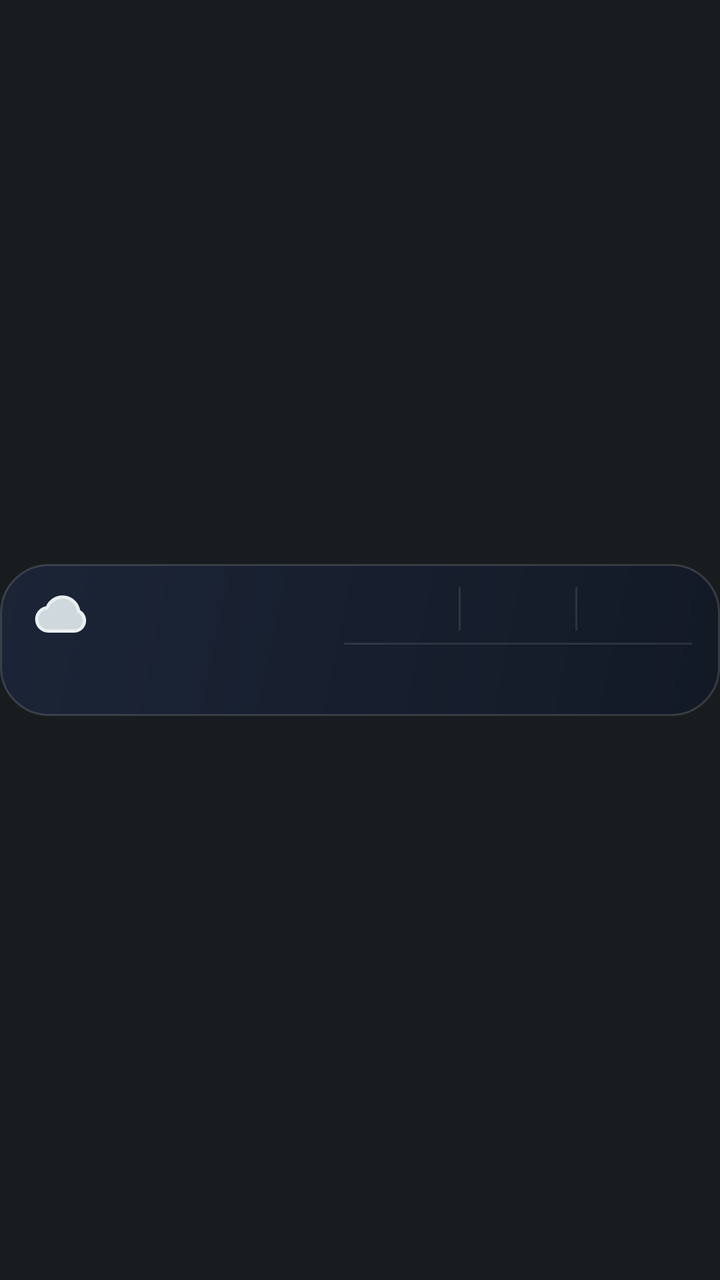
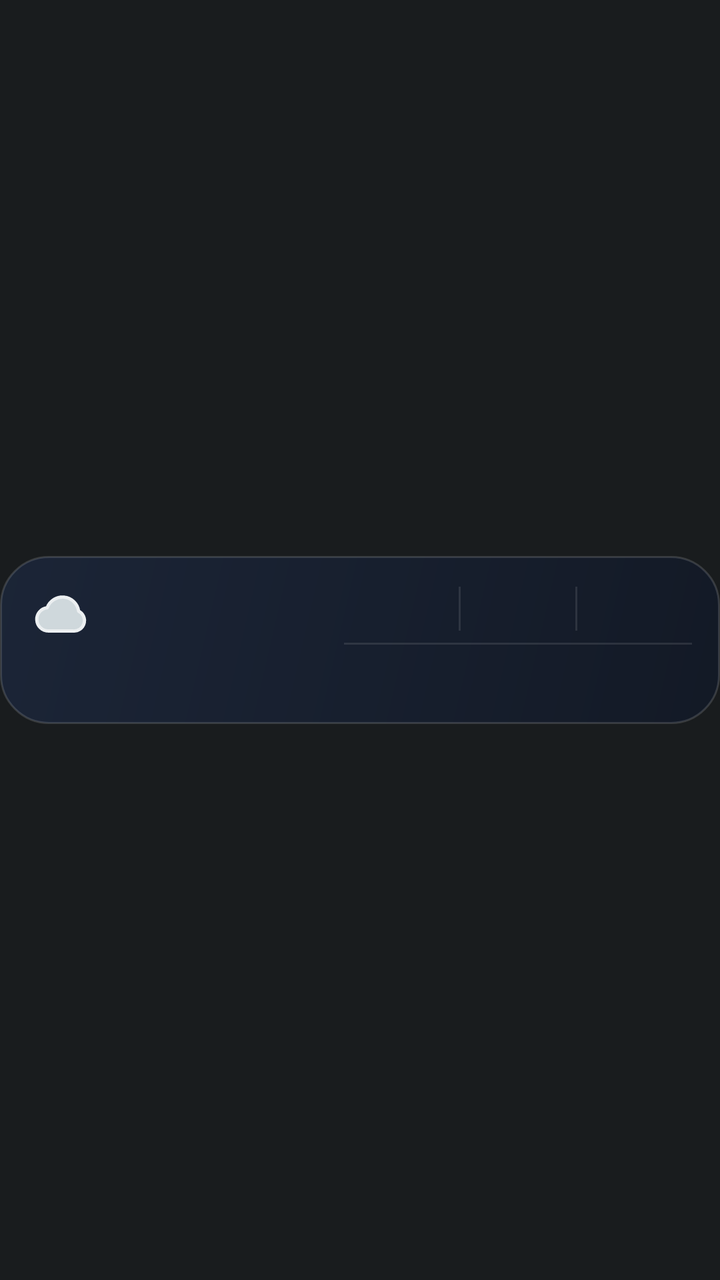

An Android layout rendered at two revisions. The XML below is the earlier revision; the diff shows what the commit changed to produce the second picture.
<!-- AndroidManifest.xml: application theme Theme.AtAGlancePlus -->
<!-- res/layout/card_weather_split.xml -->
<?xml version="1.0" encoding="utf-8"?>
<FrameLayout xmlns:android="http://schemas.android.com/apk/res/android"
    android:id="@+id/card_root"
    style="@style/AagCardRoot">

    <FrameLayout
        android:id="@+id/weather_scene"
        android:layout_width="match_parent"
        android:layout_height="76dp"
        android:layout_gravity="center_vertical"
        android:background="@drawable/card_scene_shape"
        android:clipToOutline="true"
        android:visibility="gone">

        <ImageView
            android:id="@+id/scene_sky"
            android:layout_width="match_parent"
            android:layout_height="match_parent"
            android:contentDescription="@null"
            android:scaleType="fitXY" />

        <ImageView
            android:id="@+id/scene_a"
            android:layout_width="match_parent"
            android:layout_height="match_parent"
            android:contentDescription="@null"
            android:scaleType="fitXY"
            android:visibility="gone" />

        <ImageView
            android:id="@+id/scene_b"
            android:layout_width="match_parent"
            android:layout_height="match_parent"
            android:contentDescription="@null"
            android:scaleType="fitXY"
            android:visibility="gone" />

        <ImageView
            android:id="@+id/scene_c"
            android:layout_width="match_parent"
            android:layout_height="match_parent"
            android:contentDescription="@null"
            android:scaleType="fitXY"
            android:visibility="gone" />

        <ProgressBar
            android:id="@+id/scene_anim_sun"
            android:layout_width="match_parent"
            android:layout_height="match_parent"
            android:indeterminate="true"
            android:indeterminateDrawable="@drawable/avd_scene_sun"
            android:indeterminateOnly="true"
            android:maxHeight="400dp"
            android:maxWidth="2000dp"
            android:minHeight="0dp"
            android:minWidth="0dp"
            android:visibility="gone" />

        <ProgressBar
            android:id="@+id/scene_anim_stars"
            android:layout_width="match_parent"
            android:layout_height="match_parent"
            android:indeterminate="true"
            android:indeterminateDrawable="@drawable/avd_scene_stars"
            android:indeterminateOnly="true"
            android:maxHeight="400dp"
            android:maxWidth="2000dp"
            android:minHeight="0dp"
            android:minWidth="0dp"
            android:visibility="gone" />

        <ProgressBar
            android:id="@+id/scene_anim_clouds_light"
            android:layout_width="match_parent"
            android:layout_height="match_parent"
            android:indeterminate="true"
            android:indeterminateDrawable="@drawable/avd_scene_clouds_light"
            android:indeterminateOnly="true"
            android:maxHeight="400dp"
            android:maxWidth="2000dp"
            android:minHeight="0dp"
            android:minWidth="0dp"
            android:visibility="gone" />

        <ProgressBar
            android:id="@+id/scene_anim_clouds_light_night"
            android:layout_width="match_parent"
            android:layout_height="match_parent"
            android:indeterminate="true"
            android:indeterminateDrawable="@drawable/avd_scene_clouds_light_night"
            android:indeterminateOnly="true"
            android:maxHeight="400dp"
            android:maxWidth="2000dp"
            android:minHeight="0dp"
            android:minWidth="0dp"
            android:visibility="gone" />

        <ProgressBar
            android:id="@+id/scene_anim_clouds_heavy"
            android:layout_width="match_parent"
            android:layout_height="match_parent"
            android:indeterminate="true"
            android:indeterminateDrawable="@drawable/avd_scene_clouds_heavy"
            android:indeterminateOnly="true"
            android:maxHeight="400dp"
            android:maxWidth="2000dp"
            android:minHeight="0dp"
            android:minWidth="0dp"
            android:visibility="gone" />

        <ProgressBar
            android:id="@+id/scene_anim_clouds_heavy_night"
            android:layout_width="match_parent"
            android:layout_height="match_parent"
            android:indeterminate="true"
            android:indeterminateDrawable="@drawable/avd_scene_clouds_heavy_night"
            android:indeterminateOnly="true"
            android:maxHeight="400dp"
            android:maxWidth="2000dp"
            android:minHeight="0dp"
            android:minWidth="0dp"
            android:visibility="gone" />

        <ProgressBar
            android:id="@+id/scene_anim_fog"
            android:layout_width="match_parent"
            android:layout_height="match_parent"
            android:indeterminate="true"
            android:indeterminateDrawable="@drawable/avd_scene_fog"
            android:indeterminateOnly="true"
            android:maxHeight="400dp"
            android:maxWidth="2000dp"
            android:minHeight="0dp"
            android:minWidth="0dp"
            android:visibility="gone" />

        <ProgressBar
            android:id="@+id/scene_anim_rain"
            android:layout_width="match_parent"
            android:layout_height="match_parent"
            android:indeterminate="true"
            android:indeterminateDrawable="@drawable/avd_scene_rain"
            android:indeterminateOnly="true"
            android:maxHeight="400dp"
            android:maxWidth="2000dp"
            android:minHeight="0dp"
            android:minWidth="0dp"
            android:visibility="gone" />

        <ProgressBar
            android:id="@+id/scene_anim_snow"
            android:layout_width="match_parent"
            android:layout_height="match_parent"
            android:indeterminate="true"
            android:indeterminateDrawable="@drawable/avd_scene_snow"
            android:indeterminateOnly="true"
            android:maxHeight="400dp"
            android:maxWidth="2000dp"
            android:minHeight="0dp"
            android:minWidth="0dp"
            android:visibility="gone" />

        <ProgressBar
            android:id="@+id/scene_anim_bolt"
            android:layout_width="match_parent"
            android:layout_height="match_parent"
            android:indeterminate="true"
            android:indeterminateDrawable="@drawable/avd_scene_bolt"
            android:indeterminateOnly="true"
            android:maxHeight="400dp"
            android:maxWidth="2000dp"
            android:minHeight="0dp"
            android:minWidth="0dp"
            android:visibility="gone" />
    </FrameLayout>

    <LinearLayout
        android:id="@+id/card_body"
        style="@style/AagCardBody"
        android:background="@drawable/card_bg_weather_cloudy"
        android:gravity="center_vertical"
        android:orientation="horizontal"
        android:paddingTop="8dp"
        android:paddingEnd="14dp"
        android:paddingBottom="8dp">

        
        <LinearLayout
            android:id="@+id/weather_left"
            android:layout_width="0dp"
            android:layout_height="wrap_content"
            android:layout_weight="1"
            android:gravity="center_vertical"
            android:orientation="vertical">

            <LinearLayout
                android:layout_width="match_parent"
                android:layout_height="wrap_content"
                android:gravity="center_vertical"
                android:orientation="horizontal">

                <ImageView
                    android:id="@+id/weather_icon"
                    android:layout_width="28dp"
                    android:layout_height="28dp"
                    android:contentDescription="@null"
                    android:src="@drawable/ic_weather_cloudy" />

                <TextView
                    android:id="@+id/weather_temp"
                    android:layout_width="wrap_content"
                    android:layout_height="wrap_content"
                    android:layout_marginStart="6dp"
                    android:fontFamily="sans-serif-medium"
                    android:includeFontPadding="false"
                    android:singleLine="true"
                    android:textColor="#FFFFFFFF"
                    android:textSize="28sp" />

                <LinearLayout
                    android:layout_width="0dp"
                    android:layout_height="wrap_content"
                    android:layout_marginStart="10dp"
                    android:layout_weight="1"
                    android:orientation="vertical">

                    <TextView
                android:id="@+id/weather_title"
                android:layout_width="match_parent"
                android:layout_height="19dp"
                android:autoSizeMaxTextSize="15sp"
                android:autoSizeMinTextSize="10sp"
                android:autoSizeStepGranularity="0.5sp"
                android:autoSizeTextType="uniform"
                android:fontFamily="sans-serif-medium"
                android:gravity="start|center_vertical"
                android:includeFontPadding="false"
                android:maxLines="1"
                android:textColor="#FFFFFFFF" />

                    <TextView
                android:id="@+id/weather_detail"
                android:layout_width="match_parent"
                android:layout_height="15dp"
                android:autoSizeMaxTextSize="11.5sp"
                android:autoSizeMinTextSize="7sp"
                android:autoSizeStepGranularity="0.5sp"
                android:autoSizeTextType="uniform"
                android:fontFamily="sans-serif"
                android:gravity="start|center_vertical"
                android:includeFontPadding="false"
                android:maxLines="1"
                android:textColor="#FFC4C6D0" />
                </LinearLayout>
            </LinearLayout>

            <LinearLayout
                android:id="@+id/complications_anchor"
                android:layout_width="match_parent"
                android:layout_height="22dp"
                android:layout_marginTop="3dp"
                android:orientation="horizontal" />
        </LinearLayout>

        
        <LinearLayout
            android:layout_width="174dp"
            android:layout_height="60dp"
            android:layout_marginStart="6dp"
            android:gravity="center_vertical"
            android:orientation="vertical">

            <LinearLayout
                android:id="@+id/forecast"
                android:layout_width="match_parent"
                android:layout_height="28dp"
                android:gravity="center_vertical"
                android:orientation="horizontal">

                <LinearLayout
                android:layout_width="0dp"
                android:layout_height="match_parent"
                android:layout_weight="1"
                android:gravity="center"
                android:orientation="vertical">

                <TextView
                android:id="@+id/f1_time"
                android:layout_width="match_parent"
                android:layout_height="12dp"
                android:autoSizeMaxTextSize="10sp"
                android:autoSizeMinTextSize="7sp"
                android:autoSizeStepGranularity="0.5sp"
                android:autoSizeTextType="uniform"
                android:fontFamily="sans-serif"
                android:gravity="center"
                android:includeFontPadding="false"
                android:maxLines="1"
                android:textColor="#FFC4C6D0" />

                <LinearLayout
                    android:layout_width="match_parent"
                    android:layout_height="15dp"
                    android:gravity="center"
                    android:orientation="horizontal">

                    <ImageView
                        android:id="@+id/f1_icon"
                        android:layout_width="13dp"
                        android:layout_height="13dp"
                        android:contentDescription="@null" />

                    <TextView
                android:id="@+id/f1_temp"
                android:layout_width="0dp"
                android:layout_height="15dp"
                android:autoSizeMaxTextSize="12sp"
                android:autoSizeMinTextSize="8sp"
                android:autoSizeStepGranularity="0.5sp"
                android:autoSizeTextType="uniform"
                android:fontFamily="sans-serif-medium"
                android:gravity="start|center_vertical"
                android:includeFontPadding="false"
                android:maxLines="1"
                android:textColor="#FFFFFFFF"
                    android:layout_weight="1"
                    android:layout_marginStart="3dp" />
                </LinearLayout>
            </LinearLayout>

                <ImageView
                android:layout_width="1dp"
                android:layout_height="22dp"
                android:contentDescription="@null"
                android:scaleType="fitXY"
                android:src="@drawable/forecast_divider" />

                <LinearLayout
                android:layout_width="0dp"
                android:layout_height="match_parent"
                android:layout_weight="1"
                android:gravity="center"
                android:orientation="vertical">

                <TextView
                android:id="@+id/f2_time"
                android:layout_width="match_parent"
                android:layout_height="12dp"
                android:autoSizeMaxTextSize="10sp"
                android:autoSizeMinTextSize="7sp"
                android:autoSizeStepGranularity="0.5sp"
                android:autoSizeTextType="uniform"
                android:fontFamily="sans-serif"
                android:gravity="center"
                android:includeFontPadding="false"
                android:maxLines="1"
                android:textColor="#FFC4C6D0" />

                <LinearLayout
                    android:layout_width="match_parent"
                    android:layout_height="15dp"
                    android:gravity="center"
                    android:orientation="horizontal">

                    <ImageView
                        android:id="@+id/f2_icon"
                        android:layout_width="13dp"
                        android:layout_height="13dp"
                        android:contentDescription="@null" />

                    <TextView
                android:id="@+id/f2_temp"
                android:layout_width="0dp"
                android:layout_height="15dp"
                android:autoSizeMaxTextSize="12sp"
                android:autoSizeMinTextSize="8sp"
                android:autoSizeStepGranularity="0.5sp"
                android:autoSizeTextType="uniform"
                android:fontFamily="sans-serif-medium"
                android:gravity="start|center_vertical"
                android:includeFontPadding="false"
                android:maxLines="1"
                android:textColor="#FFFFFFFF"
                    android:layout_weight="1"
                    android:layout_marginStart="3dp" />
                </LinearLayout>
            </LinearLayout>

                <ImageView
                android:layout_width="1dp"
                android:layout_height="22dp"
                android:contentDescription="@null"
                android:scaleType="fitXY"
                android:src="@drawable/forecast_divider" />

                <LinearLayout
                android:layout_width="0dp"
                android:layout_height="match_parent"
                android:layout_weight="1"
                android:gravity="center"
                android:orientation="vertical">

                <TextView
                android:id="@+id/f3_time"
                android:layout_width="match_parent"
                android:layout_height="12dp"
                android:autoSizeMaxTextSize="10sp"
                android:autoSizeMinTextSize="7sp"
                android:autoSizeStepGranularity="0.5sp"
                android:autoSizeTextType="uniform"
                android:fontFamily="sans-serif"
                android:gravity="center"
                android:includeFontPadding="false"
                android:maxLines="1"
                android:textColor="#FFC4C6D0" />

                <LinearLayout
                    android:layout_width="match_parent"
                    android:layout_height="15dp"
                    android:gravity="center"
                    android:orientation="horizontal">

                    <ImageView
                        android:id="@+id/f3_icon"
                        android:layout_width="13dp"
                        android:layout_height="13dp"
                        android:contentDescription="@null" />

                    <TextView
                android:id="@+id/f3_temp"
                android:layout_width="0dp"
                android:layout_height="15dp"
                android:autoSizeMaxTextSize="12sp"
                android:autoSizeMinTextSize="8sp"
                android:autoSizeStepGranularity="0.5sp"
                android:autoSizeTextType="uniform"
                android:fontFamily="sans-serif-medium"
                android:gravity="start|center_vertical"
                android:includeFontPadding="false"
                android:maxLines="1"
                android:textColor="#FFFFFFFF"
                    android:layout_weight="1"
                    android:layout_marginStart="3dp" />
                </LinearLayout>
            </LinearLayout>
            </LinearLayout>

            <ImageView
                android:id="@+id/forecast_rule"
                android:layout_width="match_parent"
                android:layout_height="1dp"
                android:layout_marginTop="3dp"
                android:layout_marginBottom="3dp"
                android:contentDescription="@null"
                android:scaleType="fitXY"
                android:src="@drawable/forecast_divider" />

            <LinearLayout
                android:id="@+id/complications"
                android:layout_width="match_parent"
                android:layout_height="24dp"
                android:orientation="horizontal" />
        </LinearLayout>
    </LinearLayout>

    
    <ImageView
        android:id="@+id/hold_bar"
        android:layout_width="match_parent"
        android:layout_height="76dp"
        android:layout_gravity="center_vertical"
        android:contentDescription="@null"
        android:duplicateParentState="true"
        android:scaleType="fitXY"
        android:src="@drawable/hold_bar_amber_400" />
</FrameLayout>
<!-- resources referenced by this layout -->
<resources>
  <!-- drawable card_bg_weather_cloudy (drawable) -->
  <?xml version="1.0" encoding="utf-8"?>
  <shape xmlns:android="http://schemas.android.com/apk/res/android" android:shape="rectangle">
      <gradient android:angle="315" android:startColor="#F01B2538" android:endColor="#F0121926" android:type="linear" />
      <stroke android:width="1dp" android:color="#24FFFFFF" />
      <corners android:radius="24dp" />
  </shape>
  <!-- drawable card_scene_shape (drawable) -->
  <?xml version="1.0" encoding="utf-8"?>
  <shape xmlns:android="http://schemas.android.com/apk/res/android" android:shape="rectangle">
      <solid android:color="#FF0F172A" />
      <corners android:radius="24dp" />
  </shape>
  <!-- drawable forecast_divider (drawable) -->
  <?xml version="1.0" encoding="utf-8"?>
  <shape xmlns:android="http://schemas.android.com/apk/res/android" android:shape="rectangle">
      <solid android:color="#1AFFFFFF" />
  </shape>
  <!-- drawable hold_bar_amber_400 (drawable) -->
  <?xml version="1.0" encoding="utf-8"?>
  <animated-selector xmlns:android="http://schemas.android.com/apk/res/android">
      <item
          android:id="@+id/hold_pressed"
          android:drawable="@drawable/hold_bar_amber_full"
          android:state_pressed="true" />
      <item
          android:id="@+id/hold_idle"
          android:drawable="@drawable/hold_bar_empty" />
      <transition
          android:drawable="@drawable/avd_hold_amber_400"
          android:fromId="@id/hold_idle"
          android:toId="@id/hold_pressed" />
  </animated-selector>
  <!-- drawable ic_weather_cloudy (drawable) -->
  <?xml version="1.0" encoding="utf-8"?>
  <vector xmlns:android="http://schemas.android.com/apk/res/android"
      android:width="28dp"
      android:height="28dp"
      android:viewportWidth="24"
      android:viewportHeight="24">
      <path android:pathData="M17.5,19H7a5,5 0 0 1-.5,-9.97A7,7 0 0 1 20,10.5a4.5,4.5 0 0 1-2.5,8.5Z"
          android:fillColor="#FFCFD8DC"
          android:strokeColor="#FFECEFF1"
          android:strokeWidth="1.4"
          android:strokeLineCap="round"
          android:strokeLineJoin="round" />
  </vector>
  <style name="AagCardBody">
          <item name="android:layout_width">match_parent</item>
          <item name="android:layout_height">76dp</item>
          <item name="android:layout_gravity">center_vertical</item>
          <item name="android:paddingStart">16dp</item>
          <item name="android:paddingEnd">18dp</item>
      </style>
  <style name="AagCardRoot">
          <item name="android:layout_width">match_parent</item>
          <item name="android:layout_height">88dp</item>
          <item name="android:clipChildren">false</item>
          <item name="android:clipToPadding">false</item>
      </style>
  <style name="Theme.AtAGlancePlus" parent="android:Theme.DeviceDefault.NoActionBar">
          <item name="android:windowLightStatusBar">false</item>
      </style>
  <!-- drawable hold_bar_empty (drawable) -->
  <?xml version="1.0" encoding="utf-8"?>
  <vector xmlns:android="http://schemas.android.com/apk/res/android"
      android:width="380dp"
      android:height="76dp"
      android:viewportWidth="380"
      android:viewportHeight="76">
      <path
          android:name="ring"
          android:pathData="M190.0,1.25 H356 A22.75,22.75 0 0 1 378.75,24 V52 A22.75,22.75 0 0 1 356,74.75 H24 A22.75,22.75 0 0 1 1.25,52 V24 A22.75,22.75 0 0 1 24,1.25 Z"
          android:strokeColor="#00000000"
          android:strokeLineCap="round"
          android:strokeWidth="2.5"
          android:trimPathEnd="0" />
  </vector>
  <!-- unchanged entries left out for length: 13 -->
</resources>

<!-- the commit's change to res/layout/card_weather_split.xml (unified diff, before → after) -->
@@ -6,7 +6,7 @@
     <FrameLayout
         android:id="@+id/weather_scene"
         android:layout_width="match_parent"
-        android:layout_height="76dp"
+        android:layout_height="@dimen/card_body_height"
         android:layout_gravity="center_vertical"
         android:background="@drawable/card_scene_shape"
         android:clipToOutline="true"
@@ -467,7 +467,7 @@
     <ImageView
         android:id="@+id/hold_bar"
         android:layout_width="match_parent"
-        android:layout_height="76dp"
+        android:layout_height="@dimen/card_body_height"
         android:layout_gravity="center_vertical"
         android:contentDescription="@null"
         android:duplicateParentState="true"
<!-- resource entries referenced after the edit -->
@@ -1,5 +1,6 @@
 <!-- resources referenced by this layout -->
 <resources>
+  <dimen name="card_body_height">84dp</dimen>
   <!-- drawable card_bg_weather_cloudy (drawable) -->
   <?xml version="1.0" encoding="utf-8"?>
   <shape xmlns:android="http://schemas.android.com/apk/res/android" android:shape="rectangle">
@@ -49,7 +50,7 @@
   </vector>
   <style name="AagCardBody">
           <item name="android:layout_width">match_parent</item>
-          <item name="android:layout_height">76dp</item>
+          <item name="android:layout_height">@dimen/card_body_height</item>
           <item name="android:layout_gravity">center_vertical</item>
           <item name="android:paddingStart">16dp</item>
           <item name="android:paddingEnd">18dp</item>
